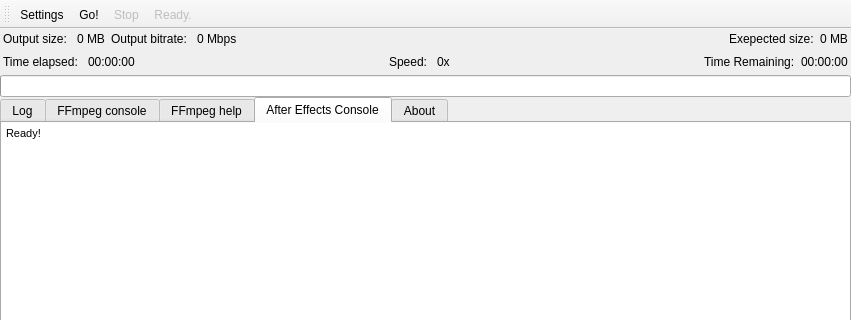
Old version of the form src/UI/mainwindow.ui in the repository RxLaboratory/DuME; both pictures show x 0 to 851 and y 0 to 320 of the 851 by 1010 pixel window.
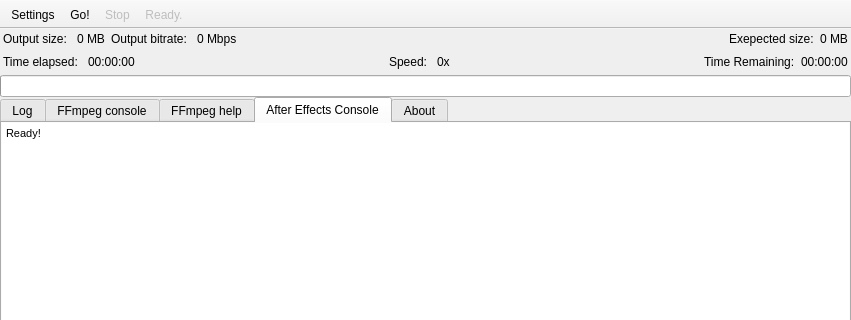
New version of the form. Icons and pictures are not drawn.

Patch:
```diff
--- a/src/UI/mainwindow.ui
+++ b/src/UI/mainwindow.ui
@@ -594,6 +594,9 @@
    </layout>
   </widget>
   <widget class="QToolBar" name="mainToolBar">
+   <property name="movable">
+    <bool>false</bool>
+   </property>
    <property name="toolButtonStyle">
     <enum>Qt::ToolButtonFollowStyle</enum>
    </property>
```
Left out of the diff: 3 changed lines with no effect on the pictures.
